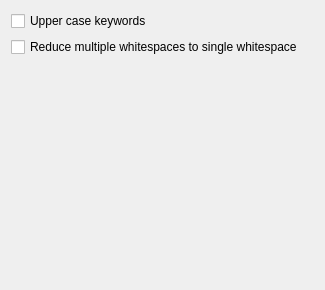
Qt form SqlFormatterSimple/SqlFormatterSimple.ui (pawelsalawa/sqlitestudio) before a commit.
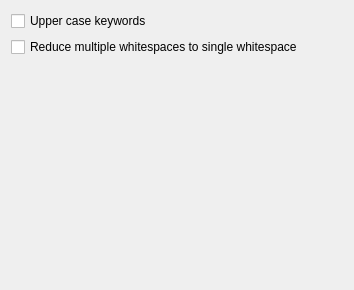
The same form after that commit.

```diff
--- a/SqlFormatterSimple/SqlFormatterSimple.ui
+++ b/SqlFormatterSimple/SqlFormatterSimple.ui
@@ -6,7 +6,7 @@
    <rect>
     <x>0</x>
     <y>0</y>
-    <width>325</width>
+    <width>354</width>
     <height>290</height>
    </rect>
   </property>
```
Left out of the diff: 15 changed lines with no effect on the pictures.
